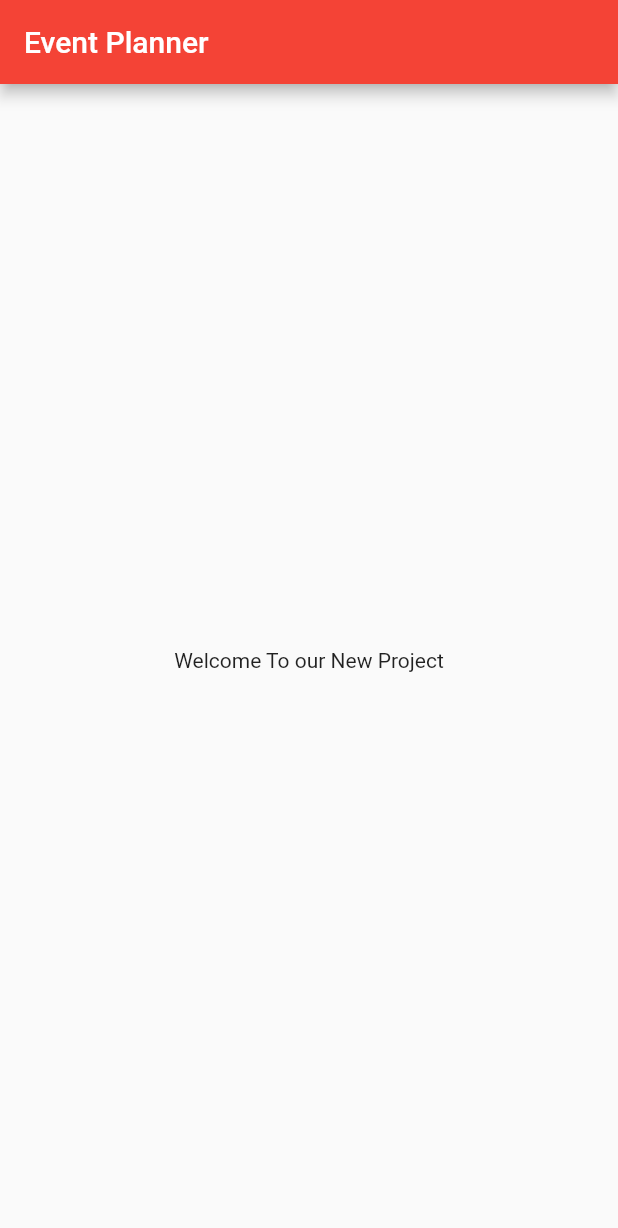
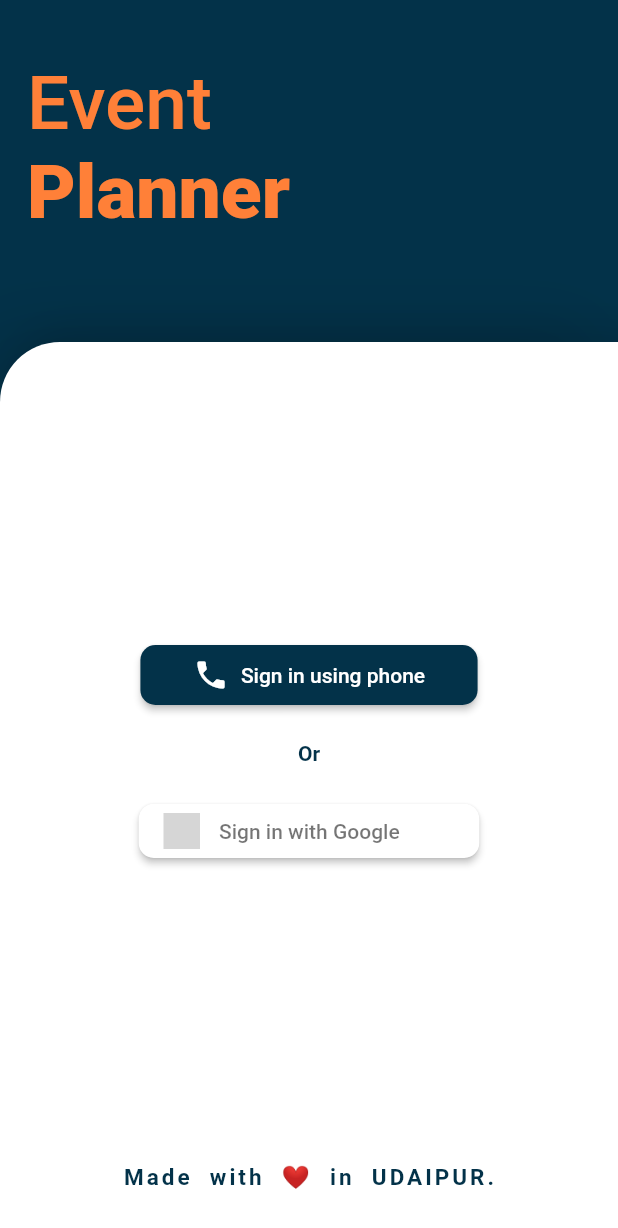
Before and after one commit to mohitvats2102/event_planner_udaipur, a Flutter app: the screen it shows after launch, on a phone screen of 412 x 824 dp. Shown: the top 1228 px of the screen. Run offline on Flutter 3.47's test engine with Material 2 defaults, Android fonts, the light colour scheme and no system bars; drawn by our look-alikes of shimmer; our stand-ins replace firebase_auth, firebase_core, flutter_signin_button, google_sign_in, modal_progress_hud; accounts and stored records are empty; Roboto replaces fonts that are missing (Montserrat); grey boxes are pictures that could not be loaded.

Commit message:
Started Working On EP

```diff
--- /dev/null
+++ b/lib/constant.dart
@@ -0,0 +1,41 @@
+import 'package:flutter/material.dart';
+
+const Color kdarkTeal = Color(0xFF033249);
+
+const TextStyle kloginText = TextStyle(
+  color: Color(0xFFFF8038),
+  fontSize: 50,
+  fontWeight: FontWeight.w400,
+);
+
+const BoxDecoration kloginContainerDecoration = BoxDecoration(
+  boxShadow: [
+    BoxShadow(
+      color: Colors.black12,
+      offset: Offset(10, -6),
+      spreadRadius: 2,
+      blurRadius: 20,
+    ),
+    BoxShadow(
+      color: Colors.black12,
+      offset: Offset(-20, -6),
+      spreadRadius: 0,
+      blurRadius: 40,
+    )
+  ],
+  color: Colors.white,
+  borderRadius: BorderRadius.only(
+    topLeft: Radius.circular(40),
+  ),
+);
+
+const InputDecoration klogininput = InputDecoration(
+  prefixIcon: Icon(
+    Icons.email_outlined,
+    color: kdarkTeal,
+  ),
+  //hintText: 'E-mail address',
+  labelText: 'E-mail',
+  border:
+      OutlineInputBorder(borderRadius: BorderRadius.all(Radius.circular(10))),
+);
--- a/lib/main.dart
+++ b/lib/main.dart
@@ -1,6 +1,8 @@
 import 'package:firebase_core/firebase_core.dart';
 import 'package:flutter/material.dart';
 import 'package:flutter/services.dart';
+
+import 'screens/login_screen.dart';
 
 void main() async {
   WidgetsFlutterBinding.ensureInitialized();
@@ -14,15 +16,22 @@ class MyApp extends StatelessWidget {
   Widget build(BuildContext context) {
     return MaterialApp(
       title: 'Event Planner',
-      home: Scaffold(
-        appBar: AppBar(
-          title: Text('Event Planner'),
-          backgroundColor: Colors.red,
-        ),
-        body: Center(
-          child: Text('Welcome To our New Project'),
-        ),
+      debugShowCheckedModeBanner: false,
+      theme: ThemeData(
+        accentColor: Color(0xFFFF8038),
+        primaryColor: Color(0xFF033249),
+        fontFamily: 'Montserrat',
       ),
+      home: LoginScreen(),
+      // Scaffold(
+      //   appBar: AppBar(
+      //     title: Text('Event Planner'),
+      //     backgroundColor: Color(0xFF033249),
+      //   ),
+      //   body: Center(
+      //     child: Text('Welcome To our New Project'),
+      //   ),
+      // ),
     );
   }
 }
--- /dev/null
+++ b/lib/screens/login_screen.dart
@@ -0,0 +1,199 @@
+import 'package:event_planner_udaipur/constant.dart';
+import 'package:firebase_auth/firebase_auth.dart';
+import 'package:flutter/material.dart';
+import 'package:flutter_signin_button/flutter_signin_button.dart';
+import 'package:google_sign_in/google_sign_in.dart';
+import 'package:modal_progress_hud/modal_progress_hud.dart';
+
+import '../widgets/base_ui.dart';
+
+class LoginScreen extends StatefulWidget {
+  static const String loginScreen = '/loginscreen';
+
+  @override
+  _LoginScreenState createState() => _LoginScreenState();
+}
+
+class _LoginScreenState extends State<LoginScreen> {
+  final FirebaseAuth _auth = FirebaseAuth.instance;
+
+  bool _isStartRegister = false;
+
+  Future<void> onTapSignInWithGoogle() async {
+    setState(() {
+      _isStartRegister = true;
+    });
+    try {
+      await signInWithGoogle();
+      setState(() {
+        _isStartRegister = false;
+      });
+      // Navigator.pushReplacementNamed(context, CategoryScreen.categoryScreen);
+    } catch (e) {
+      setState(() {
+        _isStartRegister = false;
+      });
+      print(e.message);
+    }
+  }
+
+  Future<UserCredential> signInWithGoogle() async {
+    // Trigger the authentication flow
+    final GoogleSignInAccount googleUser = await GoogleSignIn().signIn();
+
+    // Obtain the auth details from the request
+    final GoogleSignInAuthentication googleAuth =
+        await googleUser.authentication;
+
+    // Create a new credential
+    final GoogleAuthCredential credential = GoogleAuthProvider.credential(
+      accessToken: googleAuth.accessToken,
+      idToken: googleAuth.idToken,
+    );
+
+    // Once signed in, return the UserCredential
+    return await _auth.signInWithCredential(credential);
+  }
+
+  // Future<void> _tryLoginUser(
+  //     {String email,
+  //     String password,
+  //     String username,
+  //     bool islogin,
+  //     BuildContext ctx}) async {
+  //   UserCredential authUser;
+  //   try {
+  //     if (this.mounted) {
+  //       setState(() {
+  //         _isStartRegister = true;
+  //       });
+  //     }
+  //     if (islogin) {
+  //       authUser = await _auth.signInWithEmailAndPassword(
+  //           email: email, password: password);
+  //       // authUser.user.providerData[1].providerId;
+  //
+  //       Navigator.of(context)
+  //           .pushReplacementNamed(CategoryScreen.categoryScreen);
+  //     } else {
+  //       await _auth.createUserWithEmailAndPassword(
+  //           email: email, password: password);
+  //
+  //       Navigator.of(context)
+  //           .pushReplacementNamed(CategoryScreen.categoryScreen);
+  //     }
+  //   } on PlatformException catch (err) {
+  //     if (this.mounted) {
+  //       setState(() {
+  //         _isStartRegister = false;
+  //       });
+  //     }
+  //     String msg = 'Something went wrong please try again later';
+  //     if (err.message != null) {
+  //       msg = err.message;
+  //     }
+  //     print(err.message);
+  //     Scaffold.of(ctx).showSnackBar(
+  //       SnackBar(
+  //         content: Text(msg),
+  //         backgroundColor: Colors.red,
+  //         duration: Duration(seconds: 2),
+  //       ),
+  //     );
+  //   } catch (err) {
+  //     if (this.mounted) {
+  //       setState(() {
+  //         _isStartRegister = false;
+  //       });
+  //     }
+  //     Scaffold.of(ctx).showSnackBar(
+  //       SnackBar(
+  //         content: Text(err.message),
+  //         backgroundColor: Colors.red,
+  //         duration: Duration(seconds: 2),
+  //       ),
+  //     );
+  //   }
+  // }
+
+  @override
+  Widget build(BuildContext context) {
+    return Scaffold(
+      backgroundColor: Theme.of(context).primaryColor,
+      body: ModalProgressHUD(
+        inAsyncCall: _isStartRegister,
+        child: SafeArea(
+          child: BaseUI(
+            fontWeight2: FontWeight.w500,
+            padding: const EdgeInsets.only(
+                left: 18, top: 40), //this is to simplyfy widget tree
+            text1: 'Event',
+            text2: 'Planner',
+            fontWeight1: FontWeight.w900,
+            fontsize1: 50,
+            fontsize2: 50,
+            height: 70,
+            radius: BorderRadius.only(
+              topLeft: Radius.circular(40),
+            ),
+            child: Column(
+              mainAxisAlignment: MainAxisAlignment.center,
+              children: [
+                Expanded(child: Container()),
+                RaisedButton.icon(
+                  shape: RoundedRectangleBorder(
+                    borderRadius: BorderRadius.circular(10),
+                  ),
+                  padding:
+                      const EdgeInsets.symmetric(vertical: 8, horizontal: 35),
+                  textColor: Colors.white,
+                  color: kdarkTeal,
+                  onPressed: () {},
+                  icon: Icon(
+                    Icons.phone,
+                    color: Colors.white,
+                  ),
+                  label: Text('Sign in using phone'),
+                  highlightElevation: 15,
+                ),
+                SizedBox(height: 20),
+                Text(
+                  'Or',
+                  style:
+                      TextStyle(color: kdarkTeal, fontWeight: FontWeight.w600),
+                ),
+                SizedBox(height: 20),
+                SignInButton(
+                  Buttons.Google,
+                  onPressed: onTapSignInWithGoogle,
+                  shape: RoundedRectangleBorder(
+                    borderRadius: BorderRadius.circular(10),
+                  ),
+                  padding:
+                      const EdgeInsets.symmetric(vertical: 2, horizontal: 3.5),
+                ),
+                Expanded(child: Container()),
+                Padding(
+                  padding: const EdgeInsets.only(bottom: 30),
+                  child: Text(
+                    'Made  with  ❤  in  UDAIPUR.',
+                    style: TextStyle(
+                      color: kdarkTeal,
+                      letterSpacing: 2,
+                      fontWeight: FontWeight.bold,
+                      fontSize: 15,
+                    ),
+                  ),
+                ),
+              ],
+            ),
+            // AuthForm(
+            //   tryLoginUser: _tryLoginUser,
+            //   googleSignIn: onTapSignInWithGoogle,
+            // ),
+          ),
+        ),
+      ),
+    );
+  }
+}
--- /dev/null
+++ b/lib/widgets/base_ui.dart
@@ -0,0 +1,72 @@
+import 'package:event_planner_udaipur/constant.dart';
+import 'package:flutter/material.dart';
+import 'package:shimmer/shimmer.dart';
+
+class BaseUI extends StatelessWidget {
+  final EdgeInsets padding;
+  final String text1, text2;
+  final double height;
+  final FontWeight fontWeight1, fontWeight2;
+  final double fontsize1;
+  final double fontsize2;
+  final Widget child;
+  final BorderRadius radius;
+
+  BaseUI(
+      {this.fontWeight1,
+      this.padding,
+      this.text2 = '',
+      this.text1 = '',
+      this.height,
+      this.child,
+      this.fontsize1,
+      this.fontsize2,
+      this.radius,
+      this.fontWeight2});
+
+  @override
+  Widget build(BuildContext context) {
+    return Column(
+      crossAxisAlignment: CrossAxisAlignment.stretch,
+      children: [
+        Padding(
+          padding: padding,
+          child: Column(
+            crossAxisAlignment: CrossAxisAlignment.start,
+            children: [
+              Shimmer.fromColors(
+                baseColor: Color(0xFFFF8038),
+                highlightColor: Colors.amber.shade300,
+                child: Text(
+                  text1,
+                  style: kloginText.copyWith(
+                      fontSize: fontsize1, fontWeight: fontWeight2),
+                ),
+              ),
+              Shimmer.fromColors(
+                baseColor: Color(0xFFFF8038),
+                highlightColor: Colors.amber.shade300,
+                child: Text(
+                  text2,
+                  style: kloginText.copyWith(
+                    fontSize: fontsize2,
+                    fontWeight: fontWeight1,
+                  ),
+                ),
+              ),
+            ],
+          ),
+        ),
+        SizedBox(height: height),
+        Expanded(
+          child: Container(
+            decoration: kloginContainerDecoration.copyWith(
+              borderRadius: radius,
+            ),
+            child: child,
+          ),
+        ),
+      ],
+    );
+  }
+}
--- a/pubspec.yaml
+++ b/pubspec.yaml
@@ -38,6 +38,7 @@ dependencies:
   font_awesome_flutter: ^8.11.0
   google_sign_in: ^4.5.9
   flutter_signin_button: ^1.1.0
+  shimmer: ^1.1.2
 
 dev_dependencies:
   flutter_test:
@@ -55,8 +56,8 @@ flutter:
   uses-material-design: true
 
   # To add assets to your application, add an assets section, like this:
-  # assets:
-  #   - images/a_dot_burr.jpeg
+  assets:
+     - assets/images/
   #   - images/a_dot_ham.jpeg
 
   # An image asset can refer to one or more resolution-specific "variants", see
```
Also changed, not shown: assets/images/bgImage.PNG (added), pubspec.lock, 54 other files.
